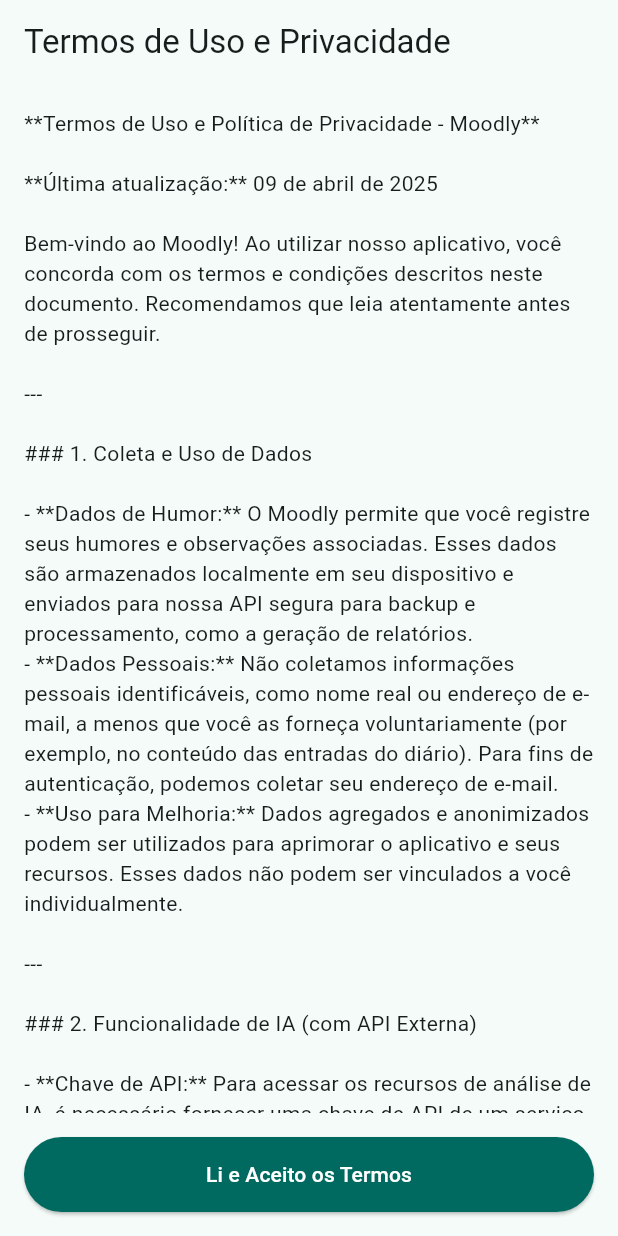
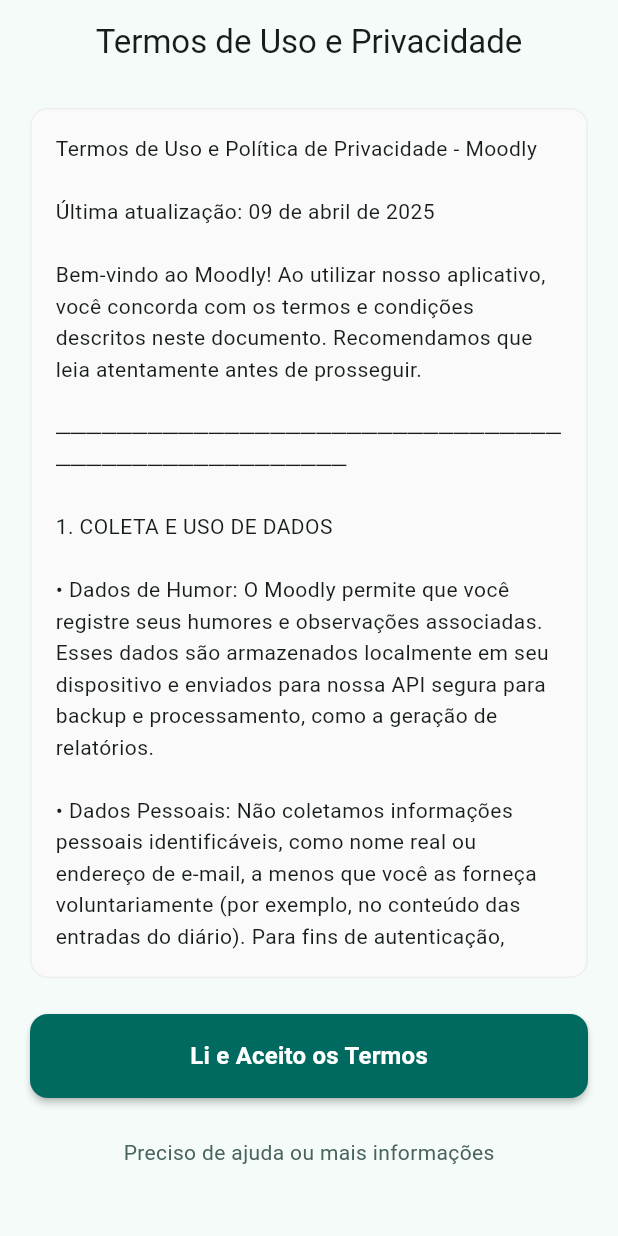
Before and after one commit to Moodly-project/moodly-backup, a Flutter app: the screen it shows after launch, on a phone screen of 412 x 824 dp. Run offline on Flutter 3.47's test engine with Material 3 defaults, Android fonts, the light colour scheme and no system bars; our stand-ins replace fl_chart, flutter_secure_storage, google_generative_ai.

Commit message:
Alteração da EULA simulada

```diff
--- a/lib/screens/ai/ai_screen.dart
+++ b/lib/screens/ai/ai_screen.dart
@@ -6,7 +6,7 @@
 import 'package:google_generative_ai/google_generative_ai.dart';
 import 'package:intl/intl.dart'; // Necessário para formatar datas no prompt
 
-// REMOVIDO: Mock data não é mais necessário para exibição principal
+
 // final Map<String, dynamic> _mockAiData = { ... };
 
 class AIScreen extends StatefulWidget {
--- a/lib/screens/auth/eula_screen.dart
+++ b/lib/screens/auth/eula_screen.dart
@@ -1,73 +1,85 @@
 import 'package:flutter/material.dart';
 import 'package:flutter_secure_storage/flutter_secure_storage.dart';
-import 'package:moodyr/screens/auth/api_key_setup_screen.dart'; // Importar a próxima tela
+import 'package:moodyr/screens/auth/api_key_setup_screen.dart';
 
 class EulaScreen extends StatelessWidget {
   const EulaScreen({super.key});
 
+  // EULA formatada com estilo melhorado para visualização no aplicativo
   final String eulaText = """
-**Termos de Uso e Política de Privacidade - Moodly**
+Termos de Uso e Política de Privacidade - Moodly
 
-**Última atualização:** 09 de abril de 2025
+Última atualização: 09 de abril de 2025
 
 Bem-vindo ao Moodly! Ao utilizar nosso aplicativo, você concorda com os termos e condições descritos neste documento. Recomendamos que leia atentamente antes de prosseguir.
 
----
+────────────────────────────────────────────────────
 
-### 1. Coleta e Uso de Dados
+1. COLETA E USO DE DADOS
 
-- **Dados de Humor:** O Moodly permite que você registre seus humores e observações associadas. Esses dados são armazenados localmente em seu dispositivo e enviados para nossa API segura para backup e processamento, como a geração de relatórios.
-- **Dados Pessoais:** Não coletamos informações pessoais identificáveis, como nome real ou endereço de e-mail, a menos que você as forneça voluntariamente (por exemplo, no conteúdo das entradas do diário). Para fins de autenticação, podemos coletar seu endereço de e-mail.
-- **Uso para Melhoria:** Dados agregados e anonimizados podem ser utilizados para aprimorar o aplicativo e seus recursos. Esses dados não podem ser vinculados a você individualmente.
+• Dados de Humor: O Moodly permite que você registre seus humores e observações associadas. Esses dados são armazenados localmente em seu dispositivo e enviados para nossa API segura para backup e processamento, como a geração de relatórios.
 
----
+• Dados Pessoais: Não coletamos informações pessoais identificáveis, como nome real ou endereço de e-mail, a menos que você as forneça voluntariamente (por exemplo, no conteúdo das entradas do diário). Para fins de autenticação, podemos coletar seu endereço de e-mail.
 
-### 2. Funcionalidade de IA (com API Externa)
+• Uso para Melhoria: Dados agregados e anonimizados podem ser utilizados para aprimorar o aplicativo e seus recursos. Esses dados não podem ser vinculados a você individualmente.
 
-- **Chave de API:** Para acessar os recursos de análise de IA, é necessário fornecer uma chave de API de um serviço de terceiros, como OpenAI GPT ou Google Gemini.
-- **Responsabilidade da Chave:** Você é responsável por obter, proteger e gerenciar sua chave de API. Todos os custos relacionados ao uso dessa chave são de sua responsabilidade, conforme os termos do provedor da API.
-- **Envio de Dados para IA:** Ao utilizar a funcionalidade de IA, os dados de humor e o conteúdo das entradas do diário (anonimizados, quando possível) serão enviados ao serviço de IA externo correspondente à sua chave para processamento.
-- **Privacidade da API Externa:** O uso dos seus dados pelo provedor da API externa é regido pela política de privacidade desse provedor. O Moodly não controla como esses dados são utilizados por terceiros. Recomendamos revisar a política de privacidade do provedor antes de fornecer sua chave.
-- **Armazenamento de Respostas da IA:** As respostas e análises geradas pela IA externa não são armazenadas permanentemente pelo Moodly; elas são exibidas temporariamente no aplicativo.
+────────────────────────────────────────────────────
 
----
+2. FUNCIONALIDADE DE IA (COM API EXTERNA)
 
-### 3. Segurança
+• Chave de API: Para acessar os recursos de análise de IA, é necessário fornecer uma chave de API de um serviço de terceiros, como OpenAI GPT ou Google Gemini.
 
-- Implementamos medidas de segurança adequadas, como criptografia e autenticação, para proteger os dados armazenados em nossa API.
-- A segurança da sua chave de API externa e dos dados enviados ao provedor externo depende das práticas desse provedor e da forma como você gerencia sua chave.
+• Responsabilidade da Chave: Você é responsável por obter, proteger e gerenciar sua chave de API. Todos os custos relacionados ao uso dessa chave são de sua responsabilidade, conforme os termos do provedor da API.
 
----
+• Envio de Dados para IA: Ao utilizar a funcionalidade de IA, os dados de humor e o conteúdo das entradas do diário (anonimizados, quando possível) serão enviados ao serviço de IA externo correspondente à sua chave para processamento.
 
-### 4. Responsabilidades do Usuário
+• Privacidade da API Externa: O uso dos seus dados pelo provedor da API externa é regido pela política de privacidade desse provedor. O Moodly não controla como esses dados são utilizados por terceiros. Recomendamos revisar a política de privacidade do provedor antes de fornecer sua chave.
 
-- Manter a segurança de sua conta e senha.
-- Fornecer informações precisas para login e autenticação.
-- Gerenciar e proteger sua chave de API externa.
-- Utilizar o aplicativo de forma legal e ética.
+• Armazenamento de Respostas da IA: As respostas e análises geradas pela IA externa não são armazenadas permanentemente pelo Moodly; elas são exibidas temporariamente no aplicativo.
 
----
+────────────────────────────────────────────────────
 
-### 5. Limitação de Responsabilidade
+3. SEGURANÇA
 
-- O Moodly é fornecido "no estado em que se encontra". Não garantimos que o aplicativo ou os insights gerados pela IA sejam sempre precisos, completos ou adequados para qualquer finalidade específica.
-- Não nos responsabilizamos por custos, danos ou problemas decorrentes do uso da sua chave de API externa ou das respostas fornecidas pelo serviço de IA de terceiros.
+• Implementamos medidas de segurança adequadas para proteger os dados armazenados em nossa API.
 
----
+• A segurança da sua chave de API externa e dos dados enviados ao provedor externo depende das práticas desse provedor e da forma como você gerencia sua chave.
 
-### 6. Alterações nos Termos
+────────────────────────────────────────────────────
 
-- Podemos atualizar este documento periodicamente. Você será notificado sobre mudanças significativas. O uso contínuo do aplicativo após as alterações implica aceitação dos novos termos.
+4. RESPONSABILIDADES DO USUÁRIO
 
----
+• Manter a segurança de sua conta e senha.
 
-### 7. Contato
+• Fornecer informações precisas para login e autenticação.
 
-- Para dúvidas ou suporte, entre em contato conosco em **[inserir e-mail de contato ou link]**.
+• Gerenciar e proteger sua chave de API externa.
 
----
+• Utilizar o aplicativo de forma legal e ética.
 
-**Ao clicar em "Aceitar", você declara que leu, compreendeu e concorda com estes Termos de Uso e Política de Privacidade.**
+────────────────────────────────────────────────────
+
+5. LIMITAÇÃO DE RESPONSABILIDADE
+
+• O Moodly é fornecido "no estado em que se encontra". Não garantimos que o aplicativo ou os insights gerados pela IA sejam sempre precisos, completos ou adequados para qualquer finalidade específica.
+
+• Não nos responsabilizamos por custos, danos ou problemas decorrentes do uso da sua chave de API externa ou das respostas fornecidas pelo serviço de IA de terceiros.
+
+────────────────────────────────────────────────────
+
+6. ALTERAÇÕES NOS TERMOS
+
+• Podemos atualizar este documento periodicamente. Você será notificado sobre mudanças significativas. O uso contínuo do aplicativo após as alterações implica aceitação dos novos termos.
+
+────────────────────────────────────────────────────
+
+7. CONTATO
+
+• Para dúvidas ou suporte, entre em contato conosco em suporte@moodly.app.
+
+────────────────────────────────────────────────────
+
+Ao clicar em "Aceitar", você declara que leu, compreendeu e concorda com estes Termos de Uso e Política de Privacidade.
 """;
 
   final _storage = const FlutterSecureStorage();
@@ -82,30 +94,76 @@
 
   @override
   Widget build(BuildContext context) {
+    final textTheme = Theme.of(context).textTheme;
+
     return Scaffold(
       appBar: AppBar(
         title: const Text('Termos de Uso e Privacidade'),
         automaticallyImplyLeading: false, // Impede de voltar
+        centerTitle: true,
+        elevation: 0,
       ),
-      body: Padding(
-        padding: const EdgeInsets.all(16.0),
+      body: Container(
+        padding: const EdgeInsets.symmetric(horizontal: 20.0, vertical: 16.0),
         child: Column(
+          crossAxisAlignment: CrossAxisAlignment.stretch,
           children: [
             Expanded(
-              child: SingleChildScrollView(
-                child: Text(eulaText),
+              child: Container(
+                decoration: BoxDecoration(
+                  color: Colors.grey.shade50,
+                  borderRadius: BorderRadius.circular(12),
+                  border: Border.all(color: Colors.grey.shade200),
+                ),
+                padding: const EdgeInsets.all(16.0),
+                child: SingleChildScrollView(
+                  physics: const BouncingScrollPhysics(),
+                  child: Text(
+                    eulaText,
+                    style: textTheme.bodyMedium?.copyWith(
+                      height: 1.5,
+                      letterSpacing: 0.3,
+                    ),
+                  ),
+                ),
+              ),
+            ),
+            const SizedBox(height: 24),
+            ElevatedButton(
+              onPressed: () => _acceptEula(context),
+              style: ElevatedButton.styleFrom(
+                minimumSize: const Size(double.infinity, 56),
+                backgroundColor: Theme.of(context).colorScheme.primary,
+                foregroundColor: Colors.white,
+                elevation: 2,
+                shape: RoundedRectangleBorder(
+                  borderRadius: BorderRadius.circular(12),
+                ),
+              ),
+              child: Text(
+                'Li e Aceito os Termos',
+                style: textTheme.titleMedium?.copyWith(
+                  color: Colors.white,
+                  fontWeight: FontWeight.bold,
+                ),
+              ),
+            ),
+            const SizedBox(height: 12),
+            TextButton(
+              onPressed: () {
+                // Aqui você pode adicionar uma função para mais informações ou contato
+                ScaffoldMessenger.of(context).showSnackBar(
+                  const SnackBar(content: Text('Para mais informações, entre em contato com suporte@moodly.app')),
+                );
+              },
+              child: Text(
+                'Preciso de ajuda ou mais informações',
+                style: textTheme.bodyMedium?.copyWith(
+                  color: Theme.of(context).colorScheme.secondary,
+                ),
               ),
             ),
             const SizedBox(height: 16),
-            ElevatedButton(
-              onPressed: () => _acceptEula(context),
-              style: ElevatedButton.styleFrom(
-                minimumSize: const Size(double.infinity, 50), // Botão largo
-                backgroundColor: Theme.of(context).primaryColor,
-                foregroundColor: Colors.white,
-              ),
-              child: const Text('Li e Aceito os Termos'),
-            ),
           ],
         ),
       ),
--- a/lib/screens/diary/diary_screen.dart
+++ b/lib/screens/diary/diary_screen.dart
@@ -25,7 +25,7 @@
   // Use 10.0.2.2 para emulador Android
   final String _apiBaseUrl = 'http://10.0.2.2:3000/api';
 
-  // Mapa de ícones para humores - Ícones melhorados
+  // Mapa de ícones para humores
   final Map<String, IconData> _moodIcons = {
     'Feliz': Icons.emoji_emotions,
     'Ansioso': Icons.upcoming,
@@ -36,7 +36,7 @@
     'Com Raiva': Icons.flash_on,
   };
 
-  // Mapa de cores para humores - Cores mais vibrantes e distintivas
+  // Mapa de cores para humores
   final Map<String, Color> _moodColors = {
     'Feliz': Colors.amber.shade500,
     'Ansioso': Colors.orange.shade600,
```
